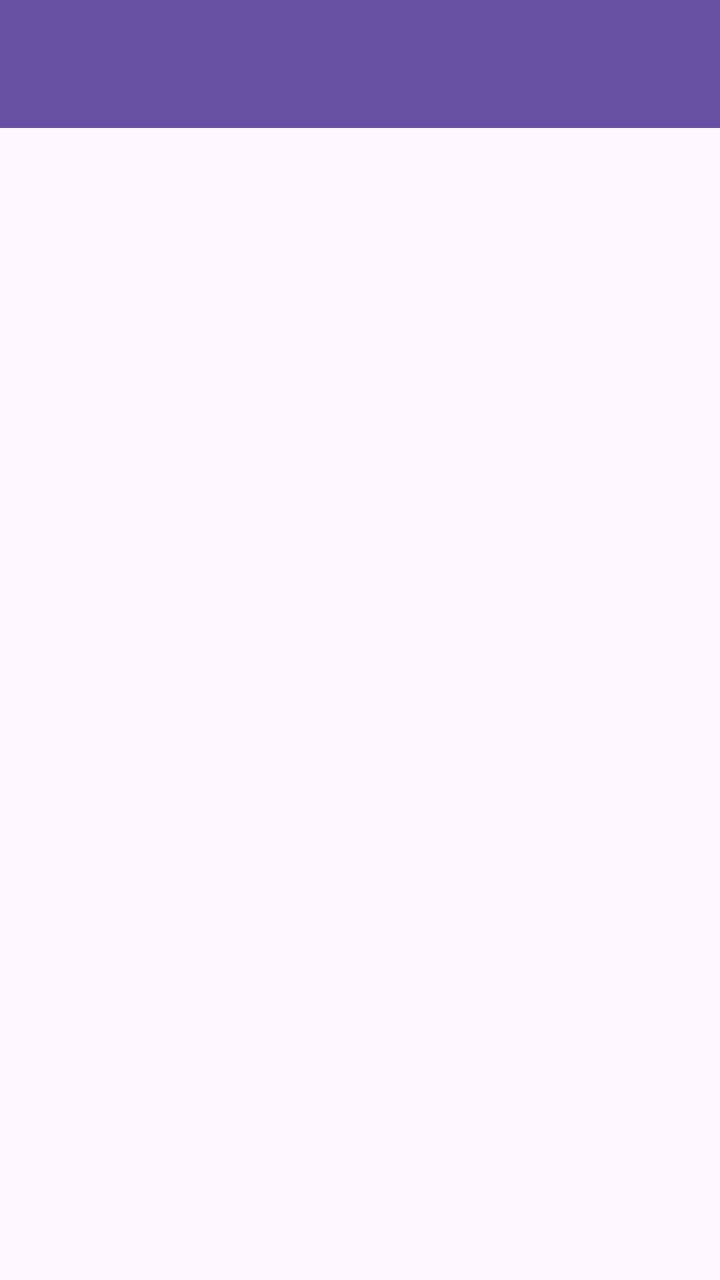
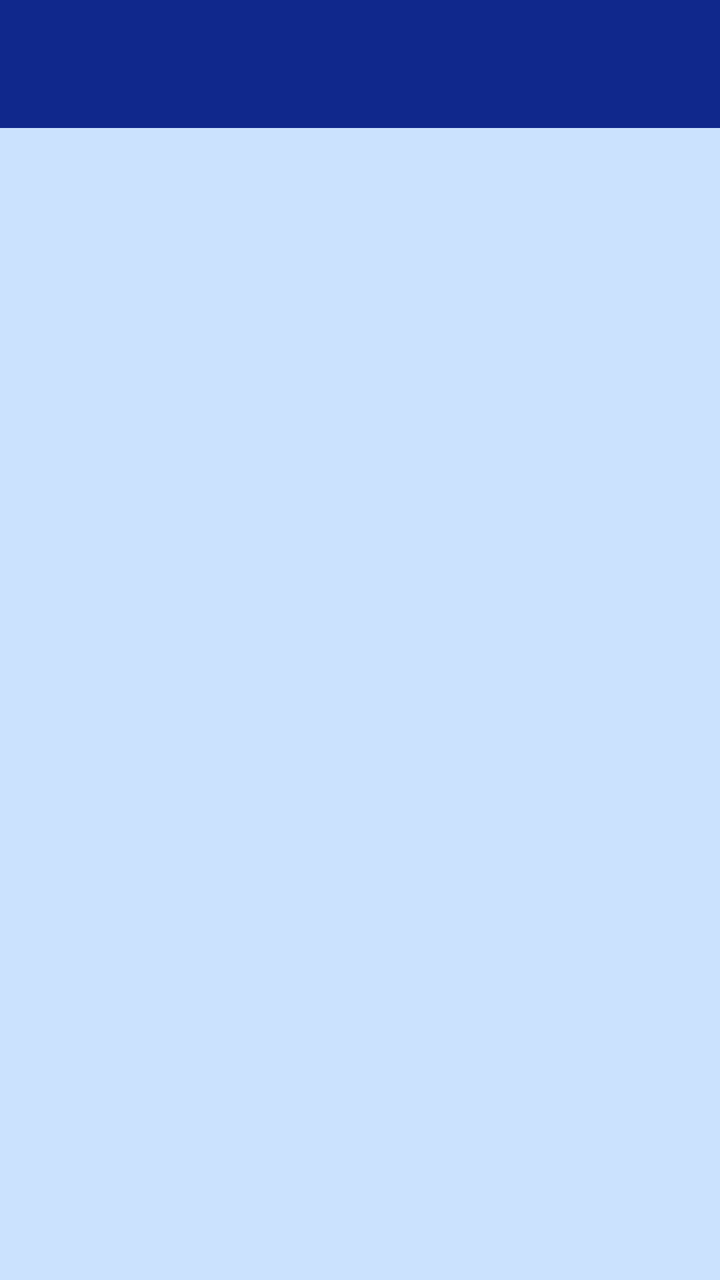

Screens rendered from an Android XML layout before and after an edit, with the pre-edit source and the edit as a unified diff.
<!-- AndroidManifest.xml: application theme Theme.PracticaAndroid -->
<!-- res/layout/activity_lista.xml -->
<?xml version="1.0" encoding="utf-8"?>
<LinearLayout xmlns:android="http://schemas.android.com/apk/res/android"
    xmlns:tools="http://schemas.android.com/tools"
    android:id="@+id/main"
    android:layout_width="match_parent"
    android:layout_height="match_parent"
    android:orientation="vertical"
    tools:context=".coches.ListaActivity">

    <androidx.appcompat.widget.Toolbar
        android:id="@+id/toolbarLista"
        android:layout_width="match_parent"
        android:layout_height="wrap_content"
        android:background="?attr/colorPrimary"
        android:minHeight="?attr/actionBarSize"
        android:theme="?attr/actionBarTheme" />

    <androidx.recyclerview.widget.RecyclerView
        android:id="@+id/lista"
        android:layout_width="match_parent"
        android:layout_height="match_parent" />

</LinearLayout>
<!-- resources referenced by this layout -->
<resources>
  <style name="Theme.PracticaAndroid" parent="Base.Theme.PracticaAndroid" />
  <style name="Base.Theme.PracticaAndroid" parent="Theme.Material3.DayNight.NoActionBar">
          
          
      </style>
</resources>

<!-- the commit's change to res/layout/activity_lista.xml (unified diff, before → after) -->
@@ -11,13 +11,14 @@
         android:id="@+id/toolbarLista"
         android:layout_width="match_parent"
         android:layout_height="wrap_content"
-        android:background="?attr/colorPrimary"
+        android:background="@color/blue"
         android:minHeight="?attr/actionBarSize"
         android:theme="?attr/actionBarTheme" />
 
     <androidx.recyclerview.widget.RecyclerView
         android:id="@+id/lista"
         android:layout_width="match_parent"
-        android:layout_height="match_parent" />
+        android:layout_height="match_parent"
+        android:background="@color/lightblue" />
 
 </LinearLayout>
<!-- resource entries referenced after the edit -->
@@ -1,5 +1,7 @@
 <!-- resources referenced by this layout -->
 <resources>
+  <color name="blue">#10288C</color>
+  <color name="lightblue">#CBE2FE</color>
   <style name="Theme.PracticaAndroid" parent="Base.Theme.PracticaAndroid" />
   <style name="Base.Theme.PracticaAndroid" parent="Theme.Material3.DayNight.NoActionBar">
           
